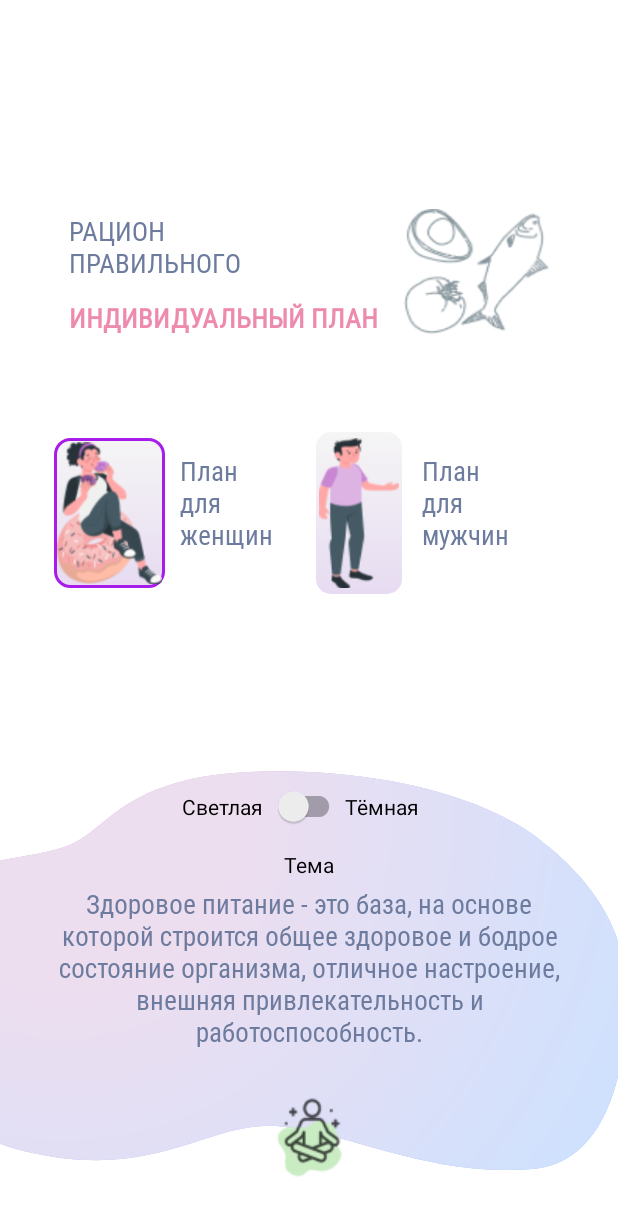
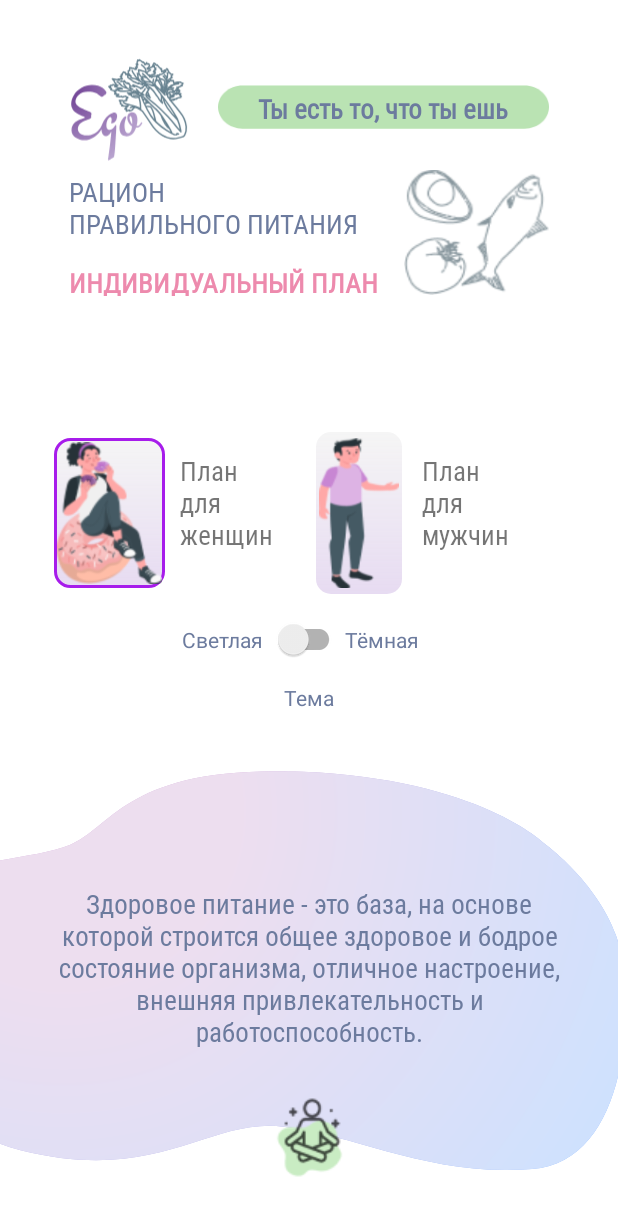
Before and after one commit to SergNif/FitFinish, an Android app: the fragment Pg1MaleFemale placed in its activity, on a phone screen of 412 x 824 dp. Shown: the top 1216 px of the screen. Run offline under Robolectric (Android 15) with nearby library versions, the phone set to English and light mode, and no system bars; our stand-ins replace Dagger/Hilt's generated code; pictures from the network do not load; 7 statements that could not run were skipped.

Commit message:
finish 1309 2

```diff
--- a/app/src/main/java/com/sergnfitness/android/fit/presentation/part1/Pg10BadHabbitsFragment.kt
+++ b/app/src/main/java/com/sergnfitness/android/fit/presentation/part1/Pg10BadHabbitsFragment.kt
@@ -1,11 +1,13 @@
 package com.sergnfitness.android.fit.presentation.part1
 
+import android.content.res.ColorStateList
 import android.os.Bundle
 import android.util.Log
 import androidx.fragment.app.Fragment
 import android.view.LayoutInflater
 import android.view.View
 import android.view.ViewGroup
+import androidx.core.content.ContextCompat
 import androidx.fragment.app.viewModels
 import androidx.navigation.NavDirections
 import androidx.navigation.fragment.findNavController
@@ -61,6 +63,7 @@ private lateinit var binding: FragmentPg10BadHabbitsBinding
             page10NothingOfList.setOnClickListener{
                 viewModel.changeNothingOfList()
             }
+            binding.textBack.setBackgroundTintList(ColorStateList.valueOf(resources.getColor(R.color.bar_menu_navigation_fon_violet)))
         }
 
         viewModel.live_page10_fast_food.observe(viewLifecycleOwner){
--- a/app/src/main/res/layout/fragment_page10_bad_habbits.xml
+++ b/app/src/main/res/layout/fragment_page10_bad_habbits.xml
@@ -47,7 +47,7 @@
         android:layout_height="wrap_content"
         android:fontFamily="@font/tienne_black"
         android:text="ВРЕДНЫЕ ПРИВЫЧКИ"
-
+        android:textColor="@color/red_text"
         android:textSize="20sp"
         android:textStyle="bold"
         app:layout_constraintBottom_toBottomOf="parent"
@@ -128,6 +128,7 @@
             android:id="@+id/text_back"
             android:layout_width="@dimen/hight_40dp"
             android:layout_height="@dimen/hight_40dp"
+            android:backgroundTint="@color/bar_menu_navigation_fon_violet"
             android:background="@drawable/ic_button_previos" />
 
         <TextView
--- a/app/src/main/res/layout/pg1_fragment_ma_female1.xml
+++ b/app/src/main/res/layout/pg1_fragment_ma_female1.xml
@@ -12,17 +12,6 @@
         android:textColor="#190F22"
         tools:context=".presentation.part1.Pg1MaleFemale">
 
-        <TextView
-            android:id="@+id/okhttp_txt"
-            android:layout_width="wrap_content"
-            android:layout_height="wrap_content"
-            android:textSize="15sp"
-            app:layout_constraintBottom_toBottomOf="parent"
-            app:layout_constraintEnd_toEndOf="parent"
-            app:layout_constraintStart_toStartOf="parent"
-            app:layout_constraintTop_toTopOf="parent"
-            app:layout_constraintVertical_bias="0.05" />
-
         <!-- TODO: Update blank fragment layout -->
 
         <LinearLayout
@@ -35,20 +24,6 @@
             app:layout_constraintStart_toStartOf="parent"
             app:layout_constraintTop_toTopOf="parent"
             app:layout_constraintVertical_bias="0.05">
-
-            <TextView
-                android:layout_width="wrap_content"
-                android:layout_height="wrap_content"
-                android:layout_gravity="center"
-                android:layout_marginTop="80dp"
-                android:padding="10dp"
-                android:text="It is a long established fact that a reader will be distracted by the readable content of a page when looking at its layout. The point of using Lorem Ipsum is that it has a more-or-less normal distribution of letters, as opposed to using 'Content here, content here', making it look like readable English."
-                android:textAlignment="center"
-                android:textColor="?attr/text_color"
-                app:layout_constraintBottom_toBottomOf="parent"
-                app:layout_constraintLeft_toLeftOf="parent"
-                app:layout_constraintRight_toRightOf="parent"
-                app:layout_constraintTop_toTopOf="parent" />
 
 
             <ImageView
@@ -85,11 +60,11 @@
             android:layout_width="@dimen/width_frame_logo"
             android:layout_height="86.32sp"
             android:orientation="horizontal"
-            app:layout_constraintBottom_toBottomOf="parent"
+            android:layout_marginTop="5dp"
             app:layout_constraintEnd_toEndOf="parent"
             app:layout_constraintStart_toStartOf="parent"
             app:layout_constraintTop_toBottomOf="@id/lin_lay1"
-            app:layout_constraintVertical_bias="0.05">
+            >
 
             <LinearLayout
                 android:layout_width="wrap_content"
@@ -99,9 +74,9 @@
 
                 <TextView
                     android:id="@+id/racion"
-                    android:layout_width="192dp"
-                    android:layout_height="42dp"
-                    android:layout_marginVertical="2sp"
+                    android:layout_width="wrap_content"
+                    android:layout_height="wrap_content"
+                    android:layout_marginVertical="2dp"
                     android:layout_weight="1"
                     android:fontFamily="@font/roboto_condensed_regular"
                     android:text="РАЦИОН\nПРАВИЛЬНОГО ПИТАНИЯ"
@@ -112,6 +87,7 @@
                     android:layout_width="wrap_content"
                     android:layout_height="wrap_content"
                     android:layout_weight="1"
+                    android:layout_marginVertical="2dp"
                     android:fontFamily="@font/roboto_condensed_regular"
                     android:paddingTop="14dp"
                     android:text="ИНДИВИДУАЛЬНЫЙ ПЛАН"
@@ -141,7 +117,7 @@
             android:src="@drawable/ic_wes"
             android:text="\nПлан\nдля\nмужчин"
             android:textAlignment="viewStart"
-            android:textColor="@color/color_text_login_grey"
+
             android:textSize="18sp"
             app:layout_constraintBottom_toBottomOf="parent"
             app:layout_constraintEnd_toEndOf="parent"
@@ -164,7 +140,7 @@
             android:text="\nПлан\nдля\nженщин"
 
             android:textAlignment="viewStart"
-            android:textColor="@color/color_text_login_grey"
+
             android:textSize="18sp"
 
             app:layout_constraintStart_toStartOf="parent"
@@ -261,12 +237,12 @@
             android:layout_width="wrap_content"
             android:layout_height="wrap_content"
             android:layout_gravity="center"
-            android:layout_marginTop="68dp"
+            android:layout_marginTop="6dp"
 
             android:textColor="?attr/text_color"
             app:layout_constraintEnd_toEndOf="@+id/textView2"
             app:layout_constraintStart_toStartOf="@+id/textView2"
-            app:layout_constraintTop_toTopOf="@+id/textView2" />
+            app:layout_constraintTop_toBottomOf="@+id/imageView_boy" />
 
 
         <TextView
--- a/app/src/main/res/values/dimens.xml
+++ b/app/src/main/res/values/dimens.xml
@@ -3,8 +3,8 @@
     <dimen name="marg_horiz_35">35dp</dimen>
     <dimen name="width_frame_logo">320dp</dimen>
     <dimen name="hight_frame_logo">70dp</dimen>
-    <dimen name="width_green_btn_up">201sp</dimen>
-    <dimen name="hight_green_btn_up">29.85sp</dimen>
+    <dimen name="width_green_btn_up">201dp</dimen>
+    <dimen name="hight_green_btn_up">29.85dp</dimen>
     <dimen name="width_enter_data">318dp</dimen>
     <dimen name="hight_enter_data">70dp</dimen>
     <dimen name="hight_40dp">40dp</dimen>
```
Also changed, not shown: app/src/main/java/com/sergnfitness/android/fit/presentation/part1/Pg1MaleFemale.kt (+13 -8 lines), app/src/main/res/layout/fragment_login.xml (+17 -17 lines), app/src/main/res/layout/fragment_register.xml (+7 -6 lines).
